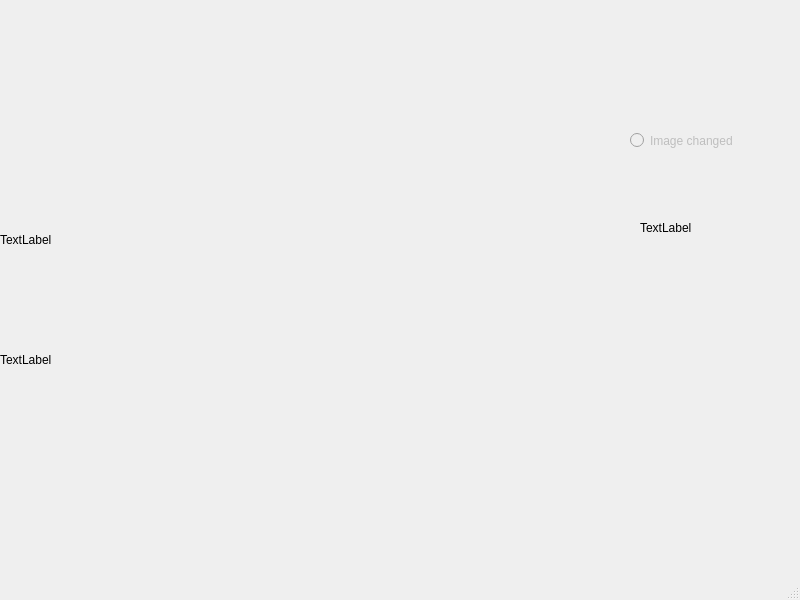
Old version of the form mainwindow.ui in the repository mhozza/HandControl.
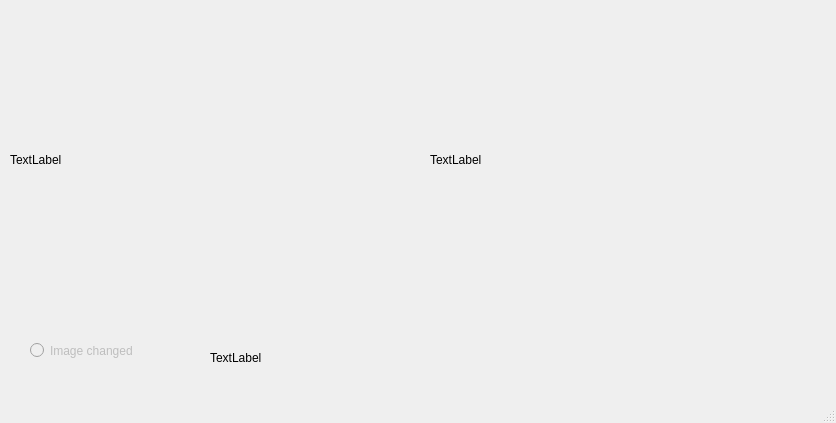
New version of the form.

```diff
--- a/mainwindow.ui
+++ b/mainwindow.ui
@@ -6,8 +6,8 @@
    <rect>
     <x>0</x>
     <y>0</y>
-    <width>800</width>
-    <height>600</height>
+    <width>836</width>
+    <height>423</height>
    </rect>
   </property>
   <property name="windowTitle">
@@ -17,10 +17,10 @@
    <widget class="QLabel" name="label">
     <property name="geometry">
      <rect>
-      <x>0</x>
-      <y>0</y>
-      <width>640</width>
-      <height>480</height>
+      <x>10</x>
+      <y>10</y>
+      <width>400</width>
+      <height>300</height>
      </rect>
     </property>
     <property name="text">
@@ -30,10 +30,10 @@
    <widget class="QLabel" name="label_3">
     <property name="geometry">
      <rect>
-      <x>0</x>
-      <y>240</y>
-      <width>320</width>
-      <height>240</height>
+      <x>430</x>
+      <y>10</y>
+      <width>400</width>
+      <height>300</height>
      </rect>
     </property>
     <property name="text">
@@ -46,8 +46,8 @@
     </property>
     <property name="geometry">
      <rect>
-      <x>630</x>
-      <y>130</y>
+      <x>30</x>
+      <y>340</y>
       <width>131</width>
       <height>21</height>
      </rect>
@@ -65,8 +65,8 @@
    <widget class="QLabel" name="label_2">
     <property name="geometry">
      <rect>
-      <x>640</x>
-      <y>220</y>
+      <x>210</x>
+      <y>350</y>
       <width>56</width>
       <height>15</height>
      </rect>
```
Left out of the diff: 4 changed lines with no effect on the pictures.
